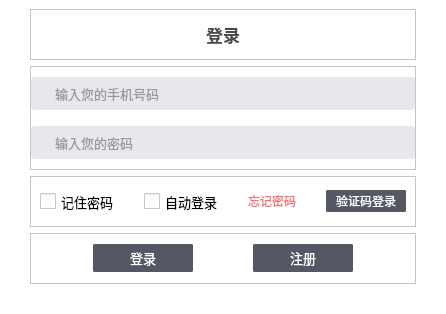
This is passwordloginpage.ui in ZhouMei20220810/TEST as Qt 5 draws it before an edit. The edited form follows.
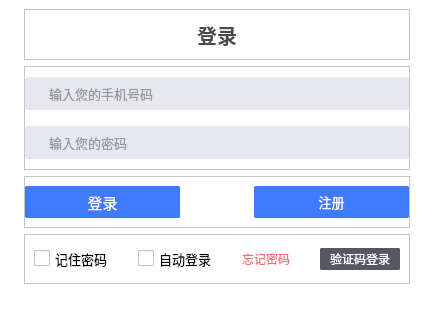
This is the edited form. Icons and pictures are not drawn.

Commit message: 调整登录界面

Diff of the .ui file:
```diff
--- a/passwordloginpage.ui
+++ b/passwordloginpage.ui
@@ -18,13 +18,13 @@
   </property>
   <layout class="QVBoxLayout" name="verticalLayout">
    <property name="leftMargin">
-    <number>30</number>
+    <number>24</number>
    </property>
    <property name="topMargin">
     <number>9</number>
    </property>
    <property name="rightMargin">
-    <number>30</number>
+    <number>24</number>
    </property>
    <property name="bottomMargin">
     <number>30</number>
@@ -48,7 +48,7 @@
         </property>
         <property name="font">
          <font>
-          <pointsize>13</pointsize>
+          <pointsize>15</pointsize>
           <bold>true</bold>
          </font>
         </property>
@@ -250,6 +250,149 @@
      </layout>
     </widget>
    </item>
+   <item>
+    <widget class="QFrame" name="frame_4">
+     <property name="frameShape">
+      <enum>QFrame::StyledPanel</enum>
+     </property>
+     <property name="frameShadow">
+      <enum>QFrame::Raised</enum>
+     </property>
+     <layout class="QHBoxLayout" name="horizontalLayout_2">
+      <property name="spacing">
+       <number>0</number>
+      </property>
+      <property name="leftMargin">
+       <number>0</number>
+      </property>
+      <property name="rightMargin">
+       <number>0</number>
+      </property>
+      <item>
+       <widget class="QPushButton" name="btnLogin">
+        <property name="minimumSize">
+         <size>
+          <width>155</width>
+          <height>32</height>
+         </size>
+        </property>
+        <property name="maximumSize">
+         <size>
+          <width>155</width>
+          <height>32</height>
+         </size>
+        </property>
+        <property name="font">
+         <font>
+          <pointsize>11</pointsize>
+         </font>
+        </property>
+        <property name="cursor">
+         <cursorShape>PointingHandCursor</cursorShape>
+        </property>
+        <property name="styleSheet">
+         <string notr="true"> QPushButton {
+     border: 2px solid #FF407AFF;
+     border-radius:2px;
+	 background-color: #FF407AFF;
+	 color:#FFFFFFFF;
+ }
+QPushButton:hover
+{
+	border:2px solid  #FF407AFF;
+	background-color: #FF407AFF;
+}
+ QPushButton:pressed {
+     border: 2px solid #FF407AFF;
+     border-radius: 2px;
+	 background-color: #FF407AFF;
+	 color:#FFFFFFFF;
+ }
+
+ QPushButton:flat {
+     border: none; /* no border for a flat push button */
+ }
+
+ QPushButton:default {
+     border-color: navy; /* make the default button prominent */
+ }
+</string>
+        </property>
+        <property name="text">
+         <string>登录</string>
+        </property>
+       </widget>
+      </item>
+      <item>
+       <spacer name="horizontalSpacer">
+        <property name="orientation">
+         <enum>Qt::Horizontal</enum>
+        </property>
+        <property name="sizeHint" stdset="0">
+         <size>
+          <width>40</width>
+          <height>20</height>
+         </size>
+        </property>
+       </spacer>
+      </item>
+      <item>
+       <widget class="QPushButton" name="btnRegister">
+        <property name="minimumSize">
+         <size>
+          <width>155</width>
+          <height>32</height>
+         </size>
+        </property>
+        <property name="maximumSize">
+         <size>
+          <width>155</width>
+          <height>32</height>
+         </size>
+        </property>
+        <property name="font">
+         <font>
+          <pointsize>10</pointsize>
+         </font>
+        </property>
+        <property name="cursor">
+         <cursorShape>PointingHandCursor</cursorShape>
+        </property>
+        <property name="styleSheet">
+         <string notr="true"> QPushButton {
+     border: 2px solid #FF407AFF;
+     border-radius:2px;
+	 background-color: #FF407AFF;
+	 color:#FFFFFFFF;
+ }
+QPushButton:hover
+{
+	border:2px solid  #FF407AFF;
+	background-color: #FF407AFF;
+}
+ QPushButton:pressed {
+     border: 2px solid #FF407AFF;
+     border-radius: 2px;
+	 background-color: #FF407AFF;
+	 color:#FFFFFFFF;
+ }
+
+ QPushButton:flat {
+     border: none; /* no border for a flat push button */
+ }
+
+ QPushButton:default {
+     border-color: navy; /* make the default button prominent */
+ }</string>
+        </property>
+        <property name="text">
+         <string>注册</string>
+        </property>
+       </widget>
+      </item>
+     </layout>
+    </widget>
+   </item>
    <item>
     <widget class="QFrame" name="frame_2">
      <property name="frameShape">
@@ -447,155 +590,6 @@
      </layout>
     </widget>
    </item>
-   <item>
-    <widget class="QFrame" name="frame_4">
-     <property name="frameShape">
-      <enum>QFrame::StyledPanel</enum>
-     </property>
-     <property name="frameShadow">
-      <enum>QFrame::Raised</enum>
-     </property>
-     <layout class="QHBoxLayout" name="horizontalLayout_2">
-      <item>
-       <spacer name="horizontalSpacer_2">
-        <property name="orientation">
-         <enum>Qt::Horizontal</enum>
-        </property>
-        <property name="sizeHint" stdset="0">
-         <size>
-          <width>40</width>
-          <height>20</height>
-         </size>
-        </property>
-       </spacer>
-      </item>
-      <item>
-       <widget class="QPushButton" name="btnLogin">
-        <property name="minimumSize">
-         <size>
-          <width>100</width>
-          <height>28</height>
-         </size>
-        </property>
-        <property name="font">
-         <font>
-          <pointsize>10</pointsize>
-         </font>
-        </property>
-        <property name="cursor">
-         <cursorShape>PointingHandCursor</cursorShape>
-        </property>
-        <property name="styleSheet">
-         <string notr="true"> QPushButton {
-     border: 2px solid #555764;
-     border-radius:2px;
-	 background-color: #FF555764;
-	 color:#FFFFFFFF;
- }
-QPushButton:hover
-{
-	border:2px solid  #FF27282B;
-	background-color: #FF27282B;
-}
- QPushButton:pressed {
-     border: 2px solid #555764;
-     border-radius: 2px;
-	 background-color: #FF555764;
-	 color:#FFFFFFFF;
- }
-
- QPushButton:flat {
-     border: none; /* no border for a flat push button */
- }
-
- QPushButton:default {
-     border-color: navy; /* make the default button prominent */
- }
-</string>
-        </property>
-        <property name="text">
-         <string>登录</string>
-        </property>
-       </widget>
-      </item>
-      <item>
-       <spacer name="horizontalSpacer_4">
-        <property name="orientation">
-         <enum>Qt::Horizontal</enum>
-        </property>
-        <property name="sizeHint" stdset="0">
-         <size>
-          <width>1</width>
-          <height>20</height>
-         </size>
-        </property>
-       </spacer>
-      </item>
-      <item>
-       <widget class="QPushButton" name="btnRegister">
-        <property name="minimumSize">
-         <size>
-          <width>100</width>
-          <height>28</height>
-         </size>
-        </property>
-        <property name="font">
-         <font>
-          <pointsize>10</pointsize>
-         </font>
-        </property>
-        <property name="cursor">
-         <cursorShape>PointingHandCursor</cursorShape>
-        </property>
-        <property name="styleSheet">
-         <string notr="true"> QPushButton {
-     border: 2px solid #555764;
-     border-radius:2px;
-	 background-color: #FF555764;
-	 color:#FFFFFFFF;
- }
-QPushButton:hover
-{
-	border:2px solid  #FF27282B;
-	background-color: #FF27282B;
-}
- QPushButton:pressed {
-     border: 2px solid #555764;
-     border-radius: 2px;
-	 background-color: #FF555764;
-	 color:#FFFFFFFF;
- }
-
- QPushButton:flat {
-     border: none; /* no border for a flat push button */
- }
-
- QPushButton:default {
-     border-color: navy; /* make the default button prominent */
- }
-</string>
-        </property>
-        <property name="text">
-         <string>注册</string>
-        </property>
-       </widget>
-      </item>
-      <item>
-       <spacer name="horizontalSpacer_3">
-        <property name="orientation">
-         <enum>Qt::Horizontal</enum>
-        </property>
-        <property name="sizeHint" stdset="0">
-         <size>
-          <width>3</width>
-          <height>20</height>
-         </size>
-        </property>
-       </spacer>
-      </item>
-     </layout>
-    </widget>
-   </item>
   </layout>
  </widget>
  <resources>
```
Left out of the diff: 3 changed lines with no effect on the pictures.
